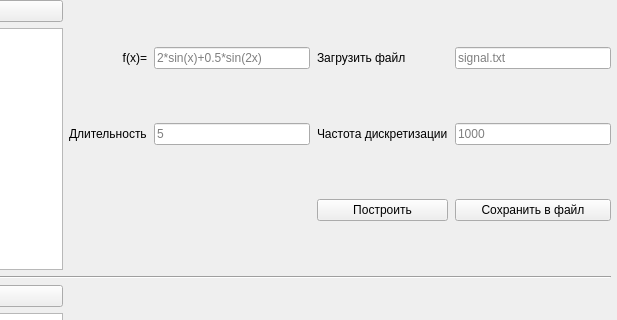
This is test.ui in dd114/final-summer-project as Qt 5 draws it before an edit; both pictures show x 480 to 1097 and y 0 to 320 of the 1097 by 861 pixel window. The edited form follows.
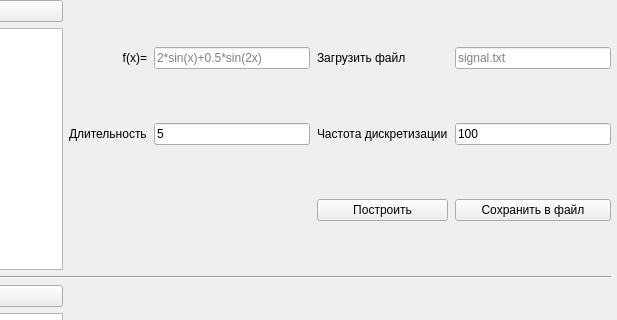
This is the edited form.

The edit to the form file:
```diff
--- a/test.ui
+++ b/test.ui
@@ -94,8 +94,11 @@
          </item>
          <item row="4" column="5">
           <widget class="QLineEdit" name="lineEdit_9">
+           <property name="text">
+            <string>100</string>
+           </property>
            <property name="placeholderText">
-            <string>1000</string>
+            <string>100</string>
            </property>
           </widget>
          </item>
@@ -108,6 +111,9 @@
          </item>
          <item row="4" column="3">
           <widget class="QLineEdit" name="lineEdit_7">
+           <property name="text">
+            <string>5</string>
+           </property>
            <property name="placeholderText">
             <string>5</string>
            </property>
```
